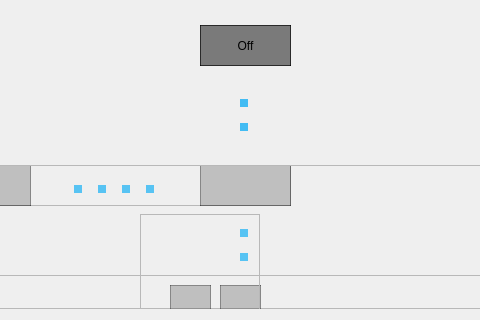
The window that mainwindow.ui (mgladkowski/cortical) describes before a commit, drawn with Qt 5; both pictures show x 351 to 831 and y 256 to 576 of the 1162 by 576 pixel window.
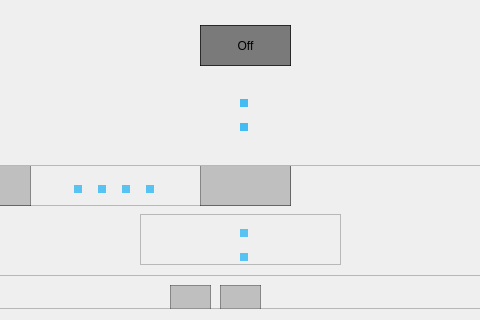
The same window after the commit. Custom widgets are drawn as their Qt base class.

Commit message: cast cleanups, ui adjustments

```diff
--- a/mainwindow.ui
+++ b/mainwindow.ui
@@ -19,6 +19,9 @@
   <property name="windowTitle">
    <string>MainWindow</string>
   </property>
+  <property name="autoFillBackground">
+   <bool>false</bool>
+  </property>
   <property name="styleSheet">
    <string notr="true">QPushButton:checked{
 	background-color: #D5F5E3;
@@ -723,8 +726,8 @@
         <rect>
          <x>480</x>
          <y>459</y>
-         <width>120</width>
-         <height>101</height>
+         <width>201</width>
+         <height>51</height>
         </rect>
        </property>
        <property name="frameShape">
```
Left out of the diff: 3 changed lines with no effect on the pictures. The commit also changes 4 other files.
